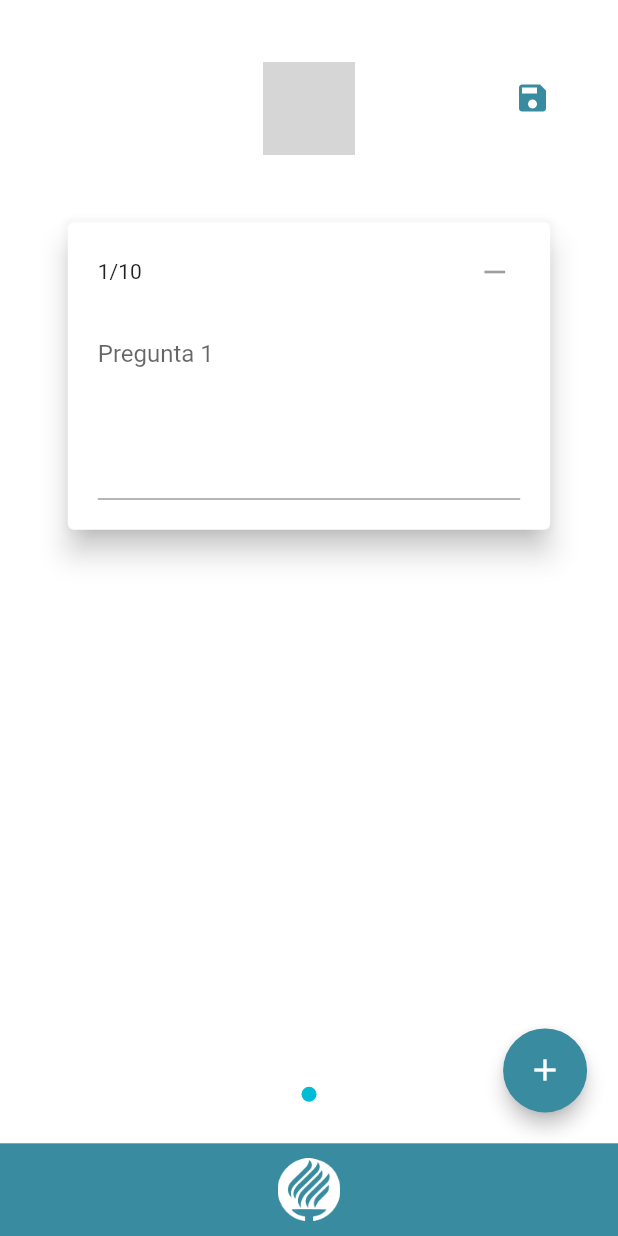
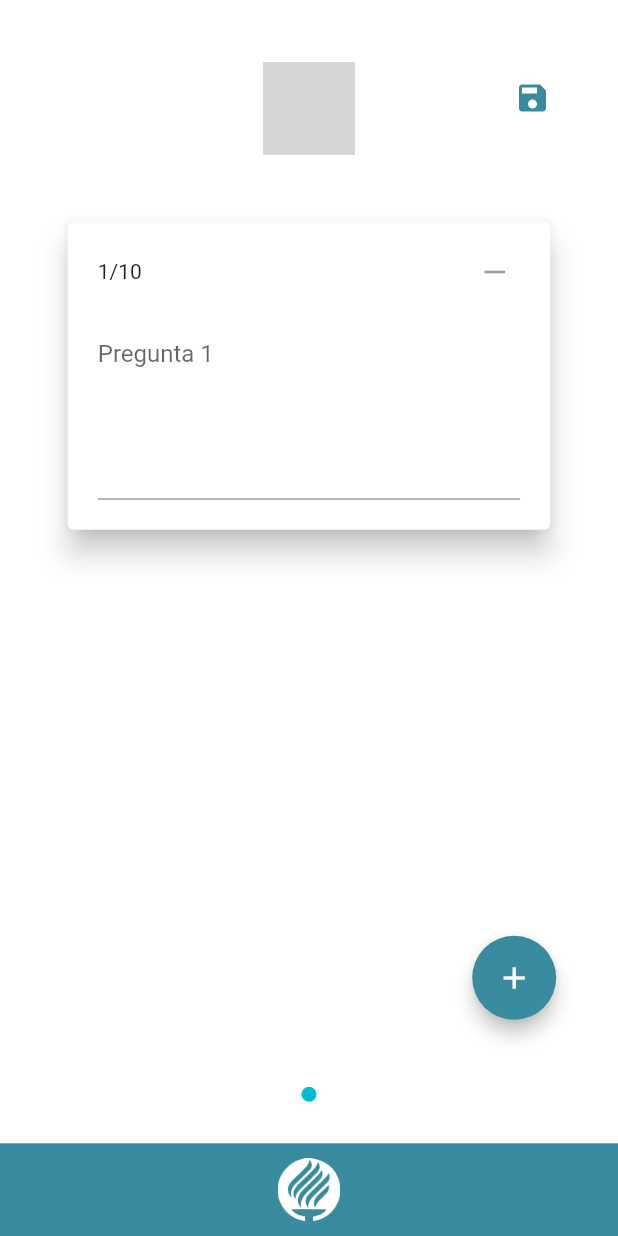
Before and after one commit to MIKEGUIJARRO/SGC, a Flutter app: the CreateSurveyScreen screen opened by its route, on a phone screen of 412 x 824 dp. Run offline on Flutter 3.47's test engine with Material 2 defaults, Android fonts, the phone set to English and light mode, and no system bars; our stand-ins replace flutter_swiper, hex; grey boxes are pictures that could not be loaded.

```diff
--- a/lib/screens/authentication_screen.dart
+++ b/lib/screens/authentication_screen.dart
@@ -104,11 +104,14 @@ class _AuthenticationScreenState extends State<AuthenticationScreen> {
                           child: Form(
                             key: _formKey,
                             child: TextFormField(
+
                               validator: _validator,
                               textAlign: TextAlign.center,
                               maxLength: 8,
                               onChanged: (value) {},
                               keyboardType: TextInputType.number,
+                              textInputAction: TextInputAction.done,
+                              onFieldSubmitted: (input)=> print(input),
                             ),
                           )),
                       Expanded(
--- a/lib/screens/create_survey_screen.dart
+++ b/lib/screens/create_survey_screen.dart
@@ -31,7 +31,7 @@ class QuestionsHolder {
     _controllers.removeAt(index);
   }
 
-  void updateProvider(BuildContext context) {
+  void updateProvider(BuildContext context, String title) {
     List<String> questions = [];
     try {
       for (var controller in _controllers) {
@@ -44,15 +44,12 @@ class QuestionsHolder {
         }
       }
       print("--------------------\n");
-      Provider.of<Survey>(context, listen: false).setQuestions(questions);
+      Provider.of<Survey>(context, listen: false)
+          .setNewQuestions(questions, title);
     } catch (error) {
       print("Sucedio un error: $error");
     }
-
-
-
   }
-
 
   bool areEmptyQuestions() {
     for (TextEditingController controller in _controllers) {
@@ -102,7 +99,6 @@ class _CreateSurveyScreenState extends State<CreateSurveyScreen> {
   @override
   void dispose() {
     _questionsHolder.disposeControllers();
-
     super.dispose();
   }
 
@@ -113,19 +109,6 @@ class _CreateSurveyScreenState extends State<CreateSurveyScreen> {
       backgroundColor: color,
     );
     _scaffoldState.currentState.showSnackBar(snackBar);
-  }
-
-  void _showDialogSave() {
-    showDialog(
-        barrierDismissible: true,
-        context: context,
-        builder: (BuildContext ctx) {
-          return AlertDialogSave(
-            disposeHolder: () {
-              print("hola mundo");
-            },
-          );
-        });
   }
 
   void addQuestion() {
@@ -144,9 +127,7 @@ class _CreateSurveyScreenState extends State<CreateSurveyScreen> {
     }
   }
 
-  void saveQuestions(){
-    //pin
-
+  void saveQuestions() {
     if (_questionsHolder.areEmptyQuestions() &&
         _questionsHolder.getLength() > 1) {
       _showSnackBar(
@@ -155,8 +136,26 @@ class _CreateSurveyScreenState extends State<CreateSurveyScreen> {
         _questionsHolder.getLength() == 1) {
       _showSnackBar("Agrega más preguntas a las tarjetas.", Colors.grey[800]);
     } else {
-      _questionsHolder.updateProvider(context);
-      //_showDialogSave();
+      //Mostramos dialogo de cierre
+      showDialog(
+          barrierDismissible: true,
+          context: context,
+          builder: (BuildContext ctx) {
+            return AlertDialogSave(
+              disposeHolder: (String tituloDialog) {
+                _questionsHolder.updateProvider(context, tituloDialog);
+                Navigator.of(context).pop();
+              },
+            );
+          });
+    }
+  }
+
+  Widget _isKeyboardVisible() {
+    if (MediaQuery.of(context).viewInsets.bottom == 0) {
+      return BottomBarTec();
+    } else {
+      return SizedBox();
     }
   }
 
@@ -171,17 +170,22 @@ class _CreateSurveyScreenState extends State<CreateSurveyScreen> {
         },
         child: SafeArea(
           child: Container(
+            color: Colors.white,
+            padding: EdgeInsets.only(
+              top: SizeConfig.safeBlockVertical * 5,
+            ),
             width: double.infinity,
             height: double.infinity,
             child: Column(
+              mainAxisSize: MainAxisSize.max,
               children: <Widget>[
                 Expanded(
-                  child: Padding(
-                    padding: EdgeInsets.only(
-                      /* horizontal: SizeConfig.safeBlockVertical * 10, */
-                      top: SizeConfig.safeBlockVertical * 5,
-                    ),
+                    child: Container(
+                  width: double.infinity,
+                  height: double.infinity,
                   child: Stack(
+                    alignment: Alignment.center,
+                    overflow: Overflow.visible,
                     children: <Widget>[
                       Positioned(
                         right: SizeConfig.safeBlockHorizontal * 8,
@@ -193,6 +197,7 @@ class _CreateSurveyScreenState extends State<CreateSurveyScreen> {
                         ),
                       ),
                       Column(
+                        mainAxisSize: MainAxisSize.min,
                         children: <Widget>[
                           Image.asset(
                             "./assets/images/logo.png",
@@ -214,8 +219,7 @@ class _CreateSurveyScreenState extends State<CreateSurveyScreen> {
                                   index: i,
                                   delete: removeQuestion,
                                   key: ValueKey(i),
-                                    controller:
-                                        _questionsHolder.getController(i),
+                                  controller: _questionsHolder.getController(i),
                                   length: _questionsHolder.getLength(),
                                 );
                               },
@@ -224,11 +228,10 @@ class _CreateSurveyScreenState extends State<CreateSurveyScreen> {
                         ],
                       ),
                       Positioned(
-                          bottom: SizeConfig.safeBlockHorizontal * 5,
-                          right: SizeConfig.safeBlockHorizontal * 5,
+                        bottom: SizeConfig.safeBlockHorizontal * 20,
+                        right: SizeConfig.safeBlockHorizontal * 10,
                         child: FloatingActionButton(
-                            elevation:
-                                _questionsHolder.isLimitReached() ? 0 : 5,
+                          elevation: _questionsHolder.isLimitReached() ? 0 : 5,
                           backgroundColor: _questionsHolder.isLimitReached()
                               ? Colors.grey[400]
                               : Theme.of(context).accentColor,
@@ -237,12 +240,11 @@ class _CreateSurveyScreenState extends State<CreateSurveyScreen> {
                               ? null
                               : addQuestion,
                         ),
-                        )
+                      ),
                     ],
                   ),
-                  ),
-                ),
-                BottomBarTec()
+                )),
+                _isKeyboardVisible(),
               ],
             ),
           ),
--- a/lib/widgets/alert_dialog_save.dart
+++ b/lib/widgets/alert_dialog_save.dart
@@ -1,6 +1,4 @@
 import 'package:flutter/material.dart';
-
-import '../screens/home_screen.dart';
 
 class AlertDialogSave extends StatefulWidget {
   final Function disposeHolder;
@@ -20,6 +18,7 @@ class _AlertDialogSaveState extends State<AlertDialogSave> {
     return AlertDialog(
       title: Text("Guardando"),
       content: TextField(
+        textCapitalization: TextCapitalization.sentences,
         decoration: InputDecoration(
           labelText: "Titulo",
           errorText: isEmpty ? "Requerido" : null,
@@ -40,7 +39,7 @@ class _AlertDialogSaveState extends State<AlertDialogSave> {
           color: Theme.of(context).accentColor,
           onPressed: () {
             if (_controllerDialog.text.isNotEmpty) {
-              widget.disposeHolder();
+              widget.disposeHolder(_controllerDialog.text);
               Navigator.of(context).pop();
             } else {
               setState(() {
--- a/lib/widgets/content_create_survey.dart
+++ b/lib/widgets/content_create_survey.dart
@@ -67,6 +67,7 @@ class ContentCreateSurvey extends StatelessWidget {
                     bottom: 20,
                   ),
                   child: TextField(
+                    textInputAction: TextInputAction.done,
                     controller: controller,
                     maxLines: 5,
                     textCapitalization: TextCapitalization.sentences,
```
Also changed, not shown: lib/provider/survey.dart (+30 -18 lines). Lines whose indentation alone changed are shown as unchanged.
